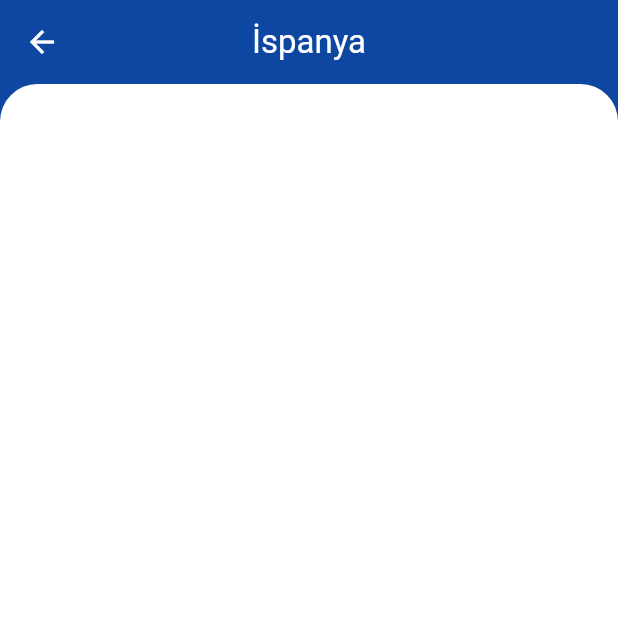
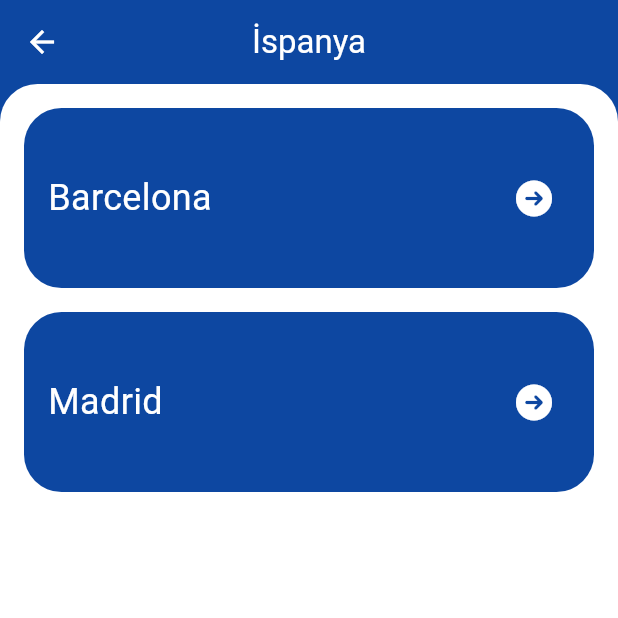
Before and after one commit to Berk2259/Gezinti, a Flutter app: the SpainDetail screen opened directly, on a phone screen of 412 x 824 dp, the top half of it. Run offline on Flutter 3.47's test engine with Material 3 defaults, Android fonts, the phone set to English and light mode, and no system bars; our stand-ins replace curved_navigation_bar, font_awesome_flutter.

Commit message:
ispanya kısmı da eklendi

```diff
--- a/lib/Detail/france_detail.dart
+++ b/lib/Detail/france_detail.dart
@@ -36,7 +36,6 @@ class FranceDetail extends StatelessWidget {
                 );
               },
             ),
-
             DigerUlkelerDetailContainer(
               ozellikSehir: lille,
               onPressed: () {
--- a/lib/Detail/spain_detail.dart
+++ b/lib/Detail/spain_detail.dart
@@ -1,6 +1,10 @@
 import 'package:flutter/material.dart';
+import 'package:gezinti/Detail/sehir_detail.dart';
+import 'package:gezinti/Model/model.dart';
+import 'package:gezinti/UlkeContainer/diger_ulkeler_detail_container.dart';
 import 'package:gezinti/Widget/widget.dart';
 
+//ispanyadaki şehirler burada bulunacak
 class SpainDetail extends StatelessWidget {
   const SpainDetail({super.key});
 
@@ -19,8 +23,30 @@ class SpainDetail extends StatelessWidget {
           ),
           color: Colors.white,
         ),
-        child: Column(children: [
-
+        child: Column(
+          children: [
+            DigerUlkelerDetailContainer(
+              ozellikSehir: barcelona,
+              onPressed: () {
+                Navigator.push(
+                  context,
+                  MaterialPageRoute(
+                    builder: (context) => SehirDetail(sehir: barcelona),
+                  ),
+                );
+              },
+            ),
+            DigerUlkelerDetailContainer(
+              ozellikSehir: madrid,
+              onPressed: () {
+                Navigator.push(
+                  context,
+                  MaterialPageRoute(
+                    builder: (context) => SehirDetail(sehir: madrid),
+                  ),
+                );
+              },
+            ),
           ],
         ),
       ),
--- a/lib/Model/sehirler_data_model.dart
+++ b/lib/Model/sehirler_data_model.dart
@@ -1,6 +1,8 @@
 import 'package:gezinti/Model/ulke_sehir_model.dart';
 
 // Şehirlerin içindeki bilgiler burada tutuluyor
+
+//Türkiye kısmı burada başlıyor
 UlkeSehirModel adana = UlkeSehirModel(
   sehirNumara: '01',
   sehirIsim: 'Adana',
@@ -23,6 +25,7 @@ UlkeSehirModel adiyaman = UlkeSehirModel(
   ],
 );
 
+//Fransa kısmı burada başlıyor
 UlkeSehirModel paris = UlkeSehirModel(
   sehirIsim: 'Paris',
   gezilecekYerler: ['Eyfel Kulesi', 'Louvre Müzesi', 'Notre-Dame Katedrali'],
@@ -42,3 +45,24 @@ UlkeSehirModel lille = UlkeSehirModel(
     '17. yüzyıldan kalma tarihi bir kale ve park alanı.',
   ],
 );
+
+// İspanya kısmı burada başlıyor
+UlkeSehirModel barcelona = UlkeSehirModel(
+  sehirIsim: 'Barcelona',
+  gezilecekYerler: ['Sagrada Familia', 'Park Güell', 'La Rambla'],
+  aciklamalar: [
+    'Gaudi tarafından tasarlanmış, tamamlanmamış ünlü kilise ve mimari başyapıt.',
+    'Renkli mozaikler ve heykellerle dolu, şehrin simgesi park.',
+    'Şehrin en ünlü caddesi, kafeler, mağazalar ve sokak sanatçılarıyla dolu.',
+  ],
+);
+
+UlkeSehirModel madrid = UlkeSehirModel(
+  sehirIsim: 'Madrid',
+  gezilecekYerler: ['Prado Müzesi', 'Retiro Parkı', 'Kraliyet Sarayı'],
+  aciklamalar: [
+    'İspanya’nın en ünlü sanat müzesi, Goya ve Velázquez gibi eserleri barındırıyor.',
+    'Şehir merkezinde büyük bir park, göletler ve yürüyüş yolları mevcut.',
+    'İspanya kraliyet ailesinin resmi ikametgahı ve tarihi saray.',
+  ],
+);
```
Also changed, not shown: lib/Detail/sehir_detail.dart (+3 -5 lines).
